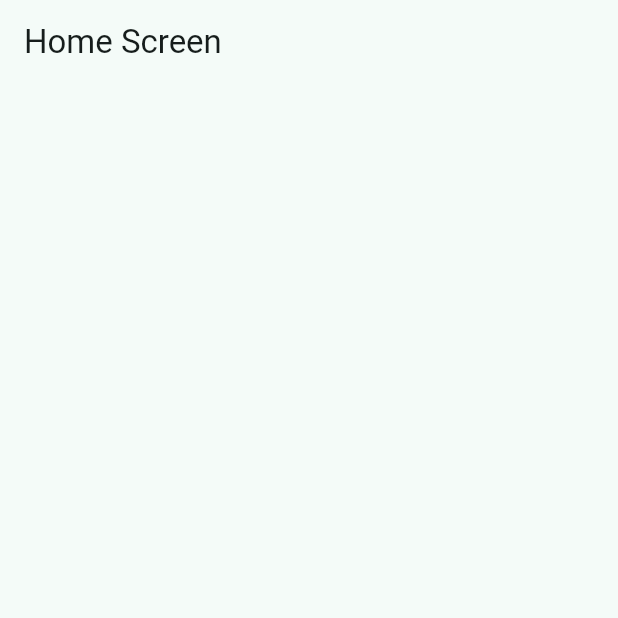
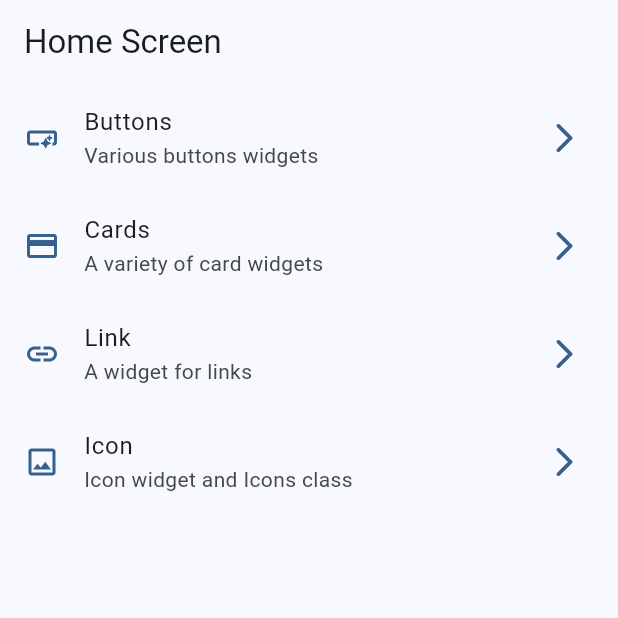
Before and after one commit to XRed8X/widgets_app, a Flutter app: the screen it shows after launch, on a phone screen of 412 x 824 dp, the top half of it. Run offline on Flutter 3.47's test engine with Material 3 defaults, Android fonts, the phone set to English and light mode, and no system bars.

Commit message:
Implemented home screen

```diff
--- a/lib/main.dart
+++ b/lib/main.dart
@@ -13,7 +13,7 @@ class MainApp extends StatelessWidget {
   Widget build(BuildContext context) {
     return MaterialApp(
       debugShowCheckedModeBanner: false,
-      theme: AppTheme(selectedColor: 6).getTheme(),
+      theme: AppTheme(selectedColor: 0).getTheme(),
       home: const HomeScreen()
     );
   }
--- a/lib/presentation/screens/home/home_screen.dart
+++ b/lib/presentation/screens/home/home_screen.dart
@@ -1,4 +1,5 @@
 import 'package:flutter/material.dart';
+import 'package:widgets_app/config/menu/menu_items.dart';
 
 class HomeScreen extends StatelessWidget {
   const HomeScreen({super.key});
@@ -9,6 +10,47 @@ class HomeScreen extends StatelessWidget {
       appBar: AppBar(
         title: const Text('Home Screen'),
       ),
+      body: const _HomeView()
     );
   }
 }
+
+class _HomeView extends StatelessWidget {
+  const _HomeView();
+
+  @override
+  Widget build(BuildContext context) {
+
+
+    return ListView.builder(
+      itemCount: appMenuItems.length,
+      itemBuilder: (context, index) {
+        final menuItem = appMenuItems[index];
+        return _CustomListTile(menuItem: menuItem);
+      }
+    );
+  }
+}
+
+class _CustomListTile extends StatelessWidget {
+  const _CustomListTile({
+    required this.menuItem,
+  });
+
+  final MenuItem menuItem;
+
+  @override
+  Widget build(BuildContext context) {
+    final colors = Theme.of(context).colorScheme;
+    return ListTile(
+      title: Text(menuItem.title),
+      subtitle: Text(menuItem.subTitle),
+      leading: Icon(menuItem.icon, color: colors.primary,),
+      trailing: Icon(Icons.arrow_forward_ios_rounded, color: colors.primary,),
+      onTap:() {
+
+      },
+
+    );
+  }
+}
```
